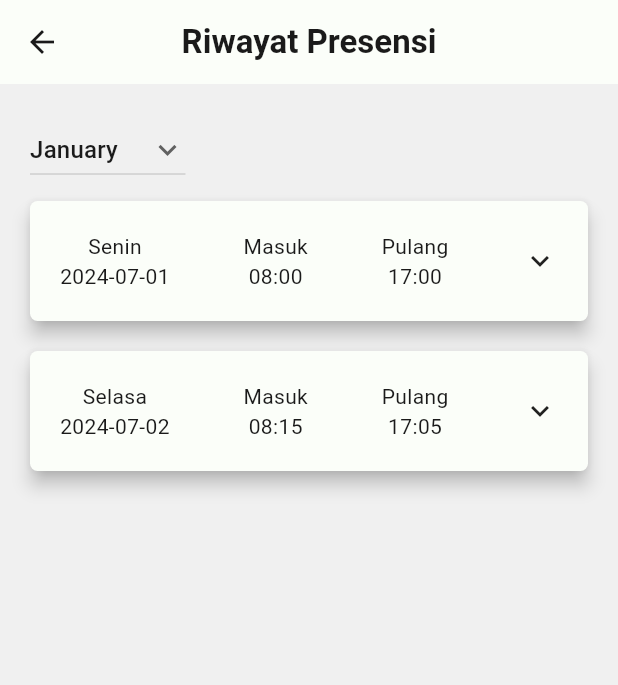
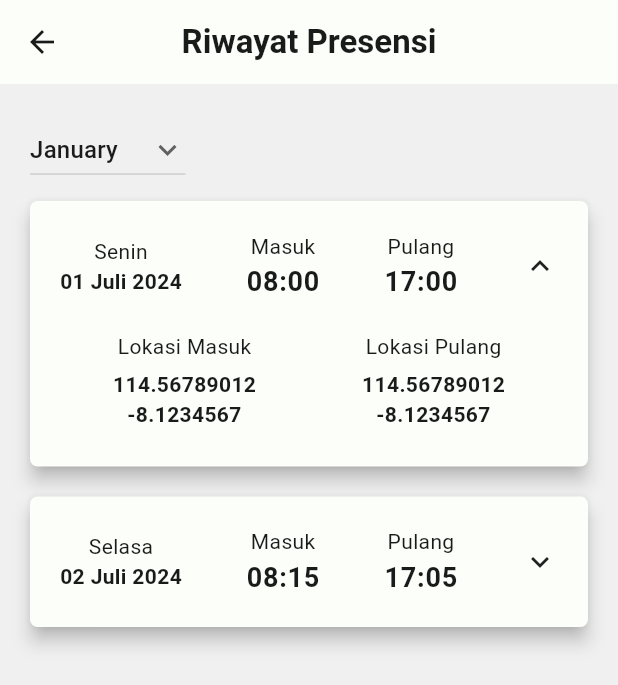
Before and after one commit to salsabilafnp/flutter_epresence_app, a Flutter app: the RiwayatPresensiView screen opened by its route, after a tap on "Senin", on a phone screen of 412 x 824 dp. Shown: the top 685 px of the screen. Run offline on Flutter 3.47's test engine with Material 3 defaults, Android fonts, the phone set to English and light mode, and no system bars; our stand-ins replace file_picker, get, material_symbols_icons.

Commit message:
revisi: pengajuanCuti, riwayatPresensi; slicing UI: riwayatCuti, detailCuti; tambah ava

```diff
--- a/lib/app/components/custom_text_field.dart
+++ b/lib/app/components/custom_text_field.dart
@@ -84,7 +84,7 @@ class CustomTextField extends StatelessWidget {
             );
             if (pickedDate != null) {
               String formattedDate =
-                  DateFormat('EEEE, d MMMM y', 'id_ID').format(pickedDate);
+                  DateFormat('EEEE, d MMMM y').format(pickedDate);
               controller?.text = formattedDate;
               if (onChanged != null) onChanged!(formattedDate);
             }
--- a/lib/app/components/time_date_display.dart
+++ b/lib/app/components/time_date_display.dart
@@ -16,8 +16,8 @@ class TimeDateDisplay extends StatelessWidget {
       builder: (context, snapshot) {
         if (snapshot.hasData) {
           final currentTime = snapshot.data!;
-          final timeFormat = DateFormat.Hms('id_ID');
-          final dateFormat = DateFormat.yMMMMEEEEd('id_ID');
+          final timeFormat = DateFormat.Hms();
+          final dateFormat = DateFormat.yMMMMEEEEd();
 
           final formattedTime = timeFormat.format(currentTime);
           final formattedDate = dateFormat.format(currentTime);
--- a/lib/app/modules/views/karyawan/riwayat_presensi_view.dart
+++ b/lib/app/modules/views/karyawan/riwayat_presensi_view.dart
@@ -1,6 +1,8 @@
 import 'package:flutter/material.dart';
 import 'package:flutter_epresence_app/app/components/custom_app_bar.dart';
 import 'package:flutter_epresence_app/utils/dictionary.dart';
+import 'package:get/get.dart';
+import 'package:intl/intl.dart';
 
 class RiwayatPresensiView extends StatefulWidget {
   const RiwayatPresensiView({super.key});
@@ -28,24 +30,28 @@ class _RiwayatPresensiViewState extends State<RiwayatPresensiView> {
 
   final List<Map<String, String>> _presensiData = [
     {
-      'date': '2024-07-01',
-      'day': 'Senin',
-      'timeIn': '08:00',
-      'timeOut': '17:00',
-      'locationIn': '114.56789012\n-8.1234567',
-      'locationOut': '114.56789012\n-8.1234567',
-      'locationArea': 'Dalam Area Kantor'
+      'tanggal': '2024-07-01',
+      'waktuMasuk': '08:00',
+      'waktuPulang': '17:00',
+      'lokasiMasuk': '114.56789012\n-8.1234567',
+      'lokasiPulang': '114.56789012\n-8.1234567',
     },
     {
-      'date': '2024-07-02',
-      'day': 'Selasa',
-      'timeIn': '08:15',
-      'timeOut': '17:05',
-      'locationIn': '114.56789012\n-8.1234567',
-      'locationOut': '114.56789012\n-8.1234567',
-      'locationArea': 'Dalam Area Kantor'
+      'tanggal': '2024-07-02',
+      'waktuMasuk': '08:15',
+      'waktuPulang': '17:05',
+      'lokasiMasuk': '114.56789012\n-8.1234567',
+      'lokasiPulang': '114.56789012\n-8.1234567',
     },
   ];
+
+  List<RxBool> _isExpandedList = [];
+
+  @override
+  void initState() {
+    super.initState();
+    _isExpandedList = List.generate(_presensiData.length, (index) => false.obs);
+  }
 
   @override
   Widget build(BuildContext context) {
@@ -64,7 +70,7 @@ class _RiwayatPresensiViewState extends State<RiwayatPresensiView> {
                 itemCount: _presensiData.length,
                 itemBuilder: (context, index) {
                   final presensi = _presensiData[index];
-                  return _buildPresensiCard(presensi);
+                  return _buildPresensiCard(presensi, index);
                 },
               ),
             ),
@@ -92,14 +98,17 @@ class _RiwayatPresensiViewState extends State<RiwayatPresensiView> {
     );
   }
 
-  Widget _buildPresensiCard(Map<String, String> presensi) {
+  Widget _buildPresensiCard(Map<String, String> presensi, int index) {
     return Card(
       margin: const EdgeInsets.symmetric(vertical: 10),
-      child: InkWell(
+      child: GestureDetector(
         onTap: () {
-          // _showPresensiDetail(presensi);
+          _isExpandedList[index].value = !_isExpandedList[index].value;
         },
-        child: Padding(
+        child: Obx(
+          () => Column(
+            children: [
+              Padding(
                 padding: const EdgeInsets.all(20),
                 child: Row(
                   mainAxisAlignment: MainAxisAlignment.spaceBetween,
@@ -107,23 +116,86 @@ class _RiwayatPresensiViewState extends State<RiwayatPresensiView> {
                   children: [
                     Column(
                       children: [
-                  Text('${presensi['day']}'),
-                  Text('${presensi['date']}'),
+                        Text(DateFormat('EEEE')
+                            .format(DateTime.parse(presensi['tanggal']!))),
+                        Text(
+                          DateFormat('dd MMMM yyyy')
+                              .format(DateTime.parse(presensi['tanggal']!)),
+                          style: TextStyle(fontWeight: FontWeight.bold),
+                        ),
                       ],
                     ),
                     Column(
                       children: [
                         Text(Dictionary.hadirMasuk),
-                  Text('${presensi['timeIn']}'),
+                        Text(
+                          '${presensi['waktuMasuk']}',
+                          style: Theme.of(context)
+                              .textTheme
+                              .bodyLarge!
+                              .copyWith(fontWeight: FontWeight.bold),
+                        ),
                       ],
                     ),
                     Column(
                       children: [
                         Text(Dictionary.hadirPulang),
-                  Text('${presensi['timeOut']}'),
+                        Text(
+                          '${presensi['waktuPulang']}',
+                          style: Theme.of(context)
+                              .textTheme
+                              .bodyLarge!
+                              .copyWith(fontWeight: FontWeight.bold),
+                        ),
                       ],
                     ),
-              const Icon(Icons.keyboard_arrow_down),
+                    Icon(
+                      _isExpandedList[index].value
+                          ? Icons.keyboard_arrow_up
+                          : Icons.keyboard_arrow_down,
+                    ),
+                  ],
+                ),
+              ),
+              if (_isExpandedList[index].value)
+                Padding(
+                  padding: const EdgeInsets.fromLTRB(20, 0, 20, 20),
+                  child: Row(
+                    mainAxisAlignment: MainAxisAlignment.spaceAround,
+                    children: [
+                      Column(
+                        children: [
+                          Text(Dictionary.lokasiMasuk),
+                          const SizedBox(height: 5),
+                          Text(
+                            '${presensi['lokasiMasuk']}',
+                            textAlign: TextAlign.center,
+                            style: Theme.of(context)
+                                .textTheme
+                                .bodyMedium!
+                                .copyWith(fontWeight: FontWeight.bold),
+                          ),
+                          const SizedBox(height: 5),
+                        ],
+                      ),
+                      Column(
+                        children: [
+                          Text(Dictionary.lokasiPulang),
+                          const SizedBox(height: 5),
+                          Text(
+                            '${presensi['lokasiPulang']}',
+                            textAlign: TextAlign.center,
+                            style: Theme.of(context)
+                                .textTheme
+                                .bodyMedium!
+                                .copyWith(fontWeight: FontWeight.bold),
+                          ),
+                          const SizedBox(height: 5),
+                        ],
+                      ),
+                    ],
+                  ),
+                ),
             ],
           ),
         ),
--- a/lib/main.dart
+++ b/lib/main.dart
@@ -4,6 +4,7 @@ import 'package:flutter_epresence_app/utils/routes.dart';
 import 'package:flutter_epresence_app/utils/theme.dart';
 import 'package:get/get.dart';
 import 'package:intl/date_symbol_data_local.dart';
+import 'package:intl/intl.dart';
 
 void main() {
   initializeDateFormatting('id_ID', null).then((_) {
@@ -16,6 +17,8 @@ class MyApp extends StatelessWidget {
 
   @override
   Widget build(BuildContext context) {
+    Intl.defaultLocale = 'id_ID';
+
     return GetMaterialApp(
       title: 'ePresence',
       debugShowCheckedModeBanner: false,
--- a/lib/utils/dictionary.dart
+++ b/lib/utils/dictionary.dart
@@ -36,6 +36,7 @@ class Dictionary {
   static const statusAjuan = 'Status Ajuan';
   static const waktuPengajuan = 'Diajukan Pada';
   static const ajukan = 'Ajukan';
+  static const ubahAjuan = 'Simpan Perubahan';
   // jenis ajuan cuti
   static const sakit = 'Sakit';
   static const cuti = 'Cuti';
--- a/lib/utils/routes.dart
+++ b/lib/utils/routes.dart
@@ -1,4 +1,5 @@
 import 'package:flutter_epresence_app/app/modules/views/karyawan/beranda_view.dart';
+import 'package:flutter_epresence_app/app/modules/views/karyawan/detail_cuti_view.dart';
 import 'package:flutter_epresence_app/app/modules/views/karyawan/notifikasi_view.dart';
 import 'package:flutter_epresence_app/app/modules/views/karyawan/pengajuan_cuti_view.dart';
 import 'package:flutter_epresence_app/app/modules/views/karyawan/profil_view.dart';
@@ -16,6 +17,7 @@ class RouteNames {
   static const lokasiPresensi = '/lokasi-presensi';
   static const kameraCuti = '/kamera-cuti';
   static const pengajuanCuti = '/pengajuan-cuti';
+  static const detailCutiStaff = '/detail-cuti-staff';
   static const riwayatPresensiStaff = '/riwayat-presensi-staff';
   static const riwayatCutiStaff = '/riwayat-cuti-staff';
   static const profilStaff = '/profile-staff';
@@ -48,6 +50,10 @@ class Routes {
       page: () => PengajuanCutiView(),
     ),
     GetPage(
+      name: RouteNames.detailCutiStaff,
+      page: () => DetailCutiView(),
+    ),
+    GetPage(
       name: RouteNames.profilStaff,
       page: () => ProfilView(),
     ),
```
Also changed, not shown: lib/app/modules/views/karyawan/detail_cuti_view.dart (+113 -0 lines), lib/app/modules/views/karyawan/pengajuan_cuti_view.dart (+14 -6 lines), lib/app/modules/views/karyawan/profil_view.dart (+4 -4 lines), lib/app/modules/views/karyawan/riwayat_cuti_view.dart (+8 -4 lines), pubspec.yaml (+2 -5 lines), assets/images/ava.jpg (added). Lines whose indentation alone changed are shown as unchanged.
